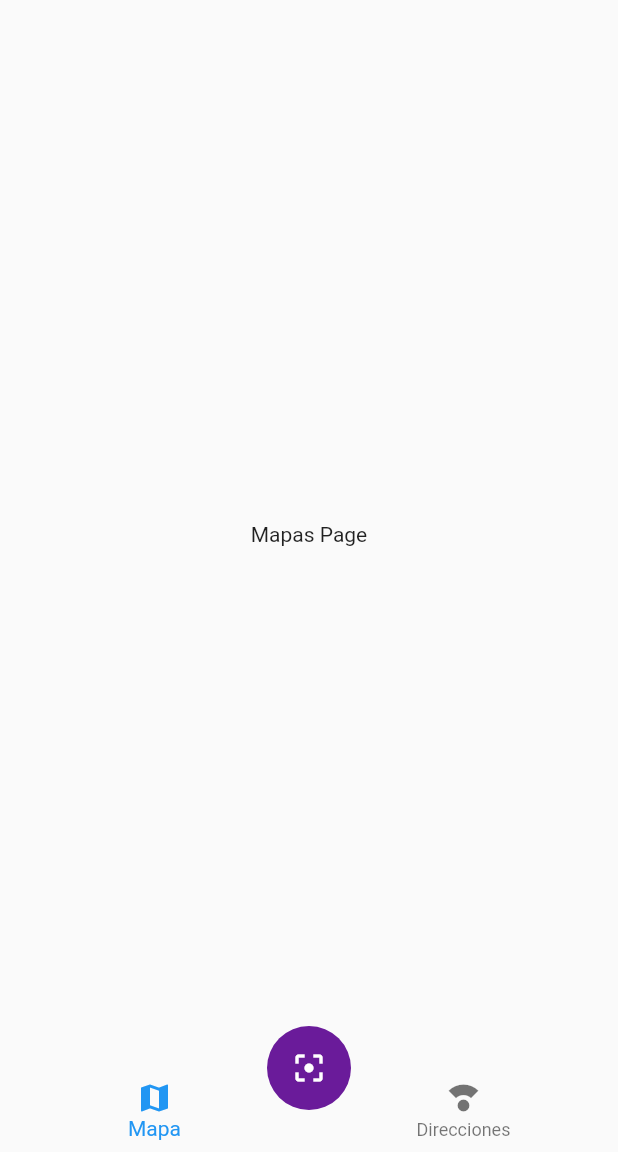
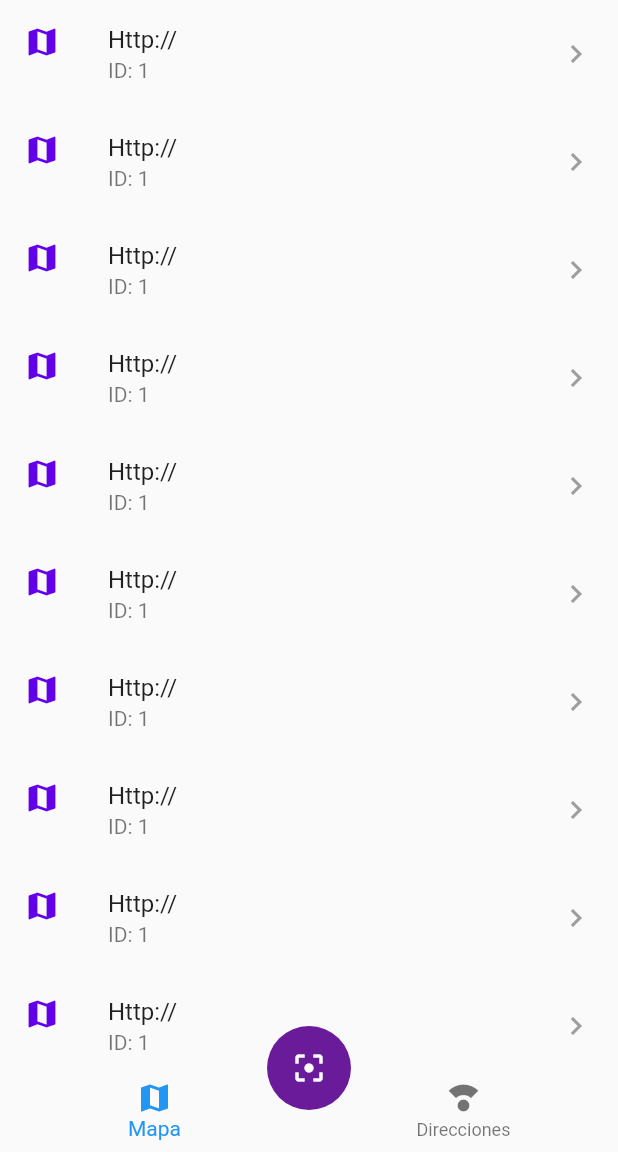
Before and after one commit to cesaroer/qr_reader, a Flutter app: the screen it shows after launch, on a phone screen of 412 x 824 dp, the part 84-1236 px from its top. Run offline on Flutter 3.47's test engine with Material 2 defaults, Android fonts, the phone set to English and light mode, and no system bars; our stand-ins replace sqflite; missing offline and left inert: flutter_barcode_scanner; accounts and stored records are empty.

Commit message:
Added listview ui and scansprovider

```diff
--- a/lib/main.dart
+++ b/lib/main.dart
@@ -2,6 +2,7 @@ import 'package:flutter/material.dart';
 import 'package:provider/provider.dart';
 import 'package:qr_reader/pages/home_page.dart';
 import 'package:qr_reader/pages/mapa_page.dart';
+import 'package:qr_reader/providers/scan_list_provider.dart';
 import 'package:qr_reader/providers/ui_provider.dart';
 
 void main() => runApp(MyApp());
@@ -11,9 +12,8 @@ class MyApp extends StatelessWidget {
   Widget build(BuildContext context) {
     return MultiProvider(
       providers: [
-        ChangeNotifierProvider(
-          create: (_) => new UIProvider(),
-        ),
+        ChangeNotifierProvider(create: (_) => new UIProvider()),
+        ChangeNotifierProvider(create: (_) => new ScanListService()),
       ],
       child: MaterialApp(
         debugShowCheckedModeBanner: false,
--- a/lib/pages/home_page.dart
+++ b/lib/pages/home_page.dart
@@ -38,10 +38,10 @@ class _HomePageBody extends StatelessWidget {
     final currentIndex = uiProvider.selectedMenuOpt;
 
     //TODO: Temporal leer base de datos
-    final temoScan = new ScanModel(valor: "http://google.com");
+    //final temoScan = new ScanModel(valor: "http://google.com");
     //DBProvider.db.nuevoScan(temoScan); //Insersión
     //DBProvider.db.getScanByID(2).then((value) => print(value.valor));
-    DBProvider.db.deleteAllScan().then(print);
+    //DBProvider.db.deleteAllScan().then(print);
 
     switch (currentIndex) {
       case 0:
--- a/lib/pages/mapas_page.dart
+++ b/lib/pages/mapas_page.dart
@@ -3,8 +3,21 @@ import 'package:flutter/material.dart';
 class MapasPage extends StatelessWidget {
   @override
   Widget build(BuildContext context) {
-    return Center(
-      child: Text("Mapas Page"),
+    return ListView.builder(
+      itemBuilder: (_, i) => ListTile(
+        leading: Icon(
+          Icons.map,
+          color: Theme.of(context).primaryColor,
+        ),
+        title: Text("Http://"),
+        subtitle: Text("ID: 1"),
+        trailing: Icon(
+          Icons.keyboard_arrow_right,
+          color: Colors.grey,
+        ),
+        onTap: () {},
+      ),
+      itemCount: 10,
     );
   }
 }
```
Also changed, not shown: lib/providers/scan_list_provider.dart (+44 -0 lines).
